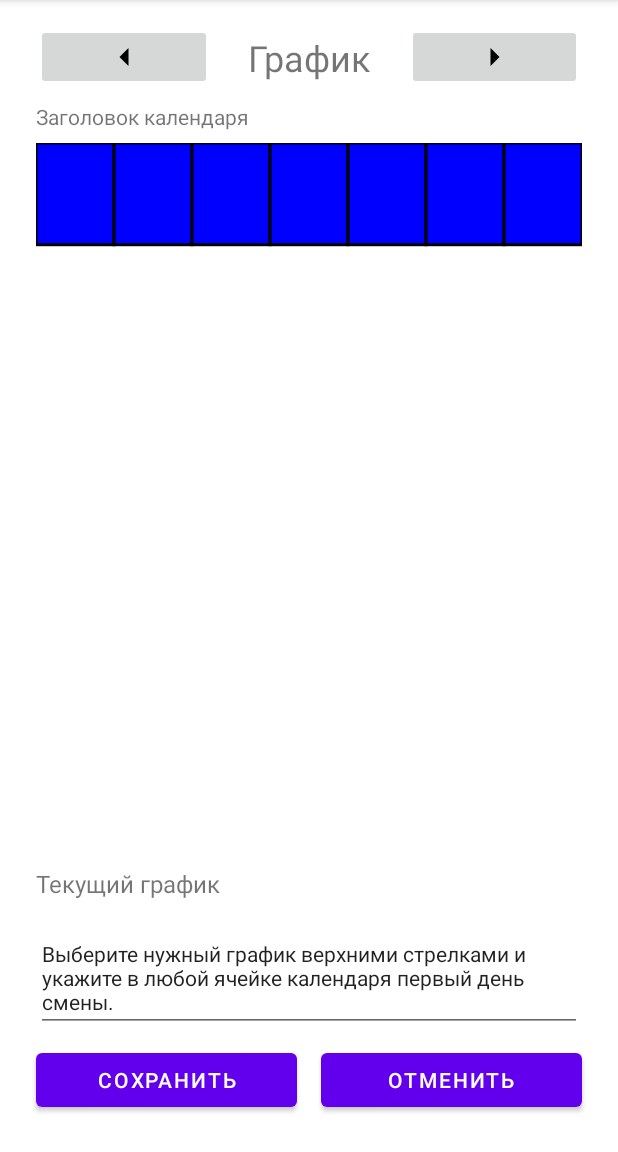
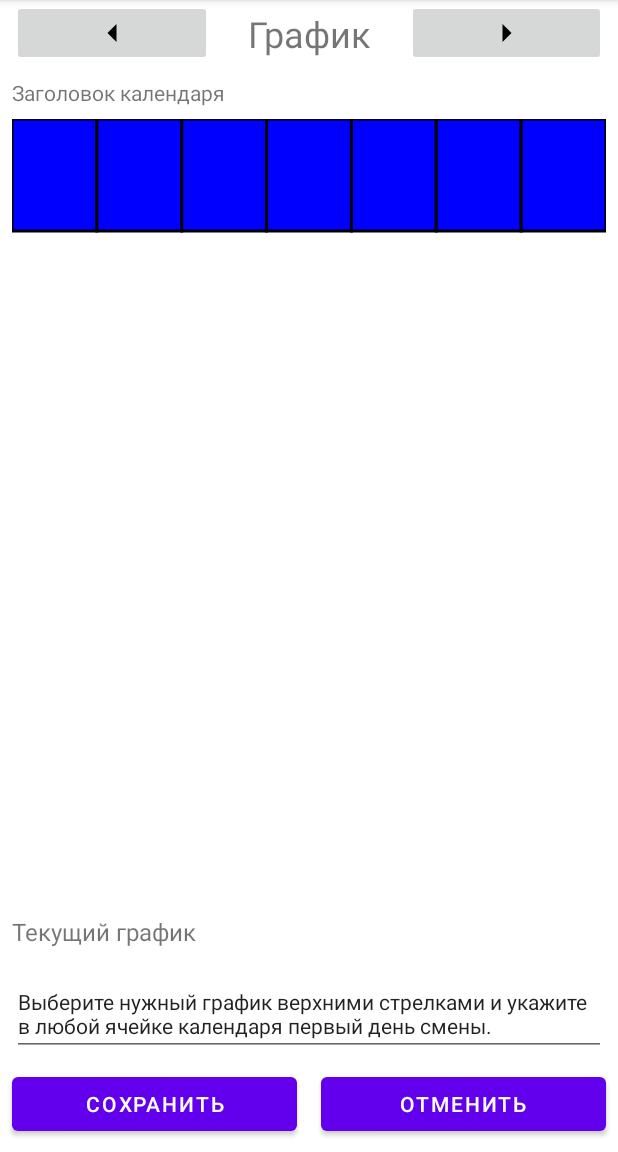
Before and after one commit to MrDemonid/Work-Calendar, an Android app: the SettingSchedulesOffsetsActivity screen opened directly, with no data from a screen before it, on a phone screen of 412 x 824 dp, the part 84-1236 px from its top. Run offline under Robolectric (Android 15) with nearby library versions, the phone set to English and light mode, and no system bars; 1 statement that could not run was skipped.

Commit message:
fix landscapes

```diff
--- a/app/src/main/res/layout-land/activity_main.xml
+++ b/app/src/main/res/layout-land/activity_main.xml
@@ -21,17 +21,15 @@ tools:context=".MainActivity">
     app:layout_constraintStart_toStartOf="parent"
     app:layout_constraintTop_toTopOf="parent" />
 
-<!-- Кнопка настроек -->
-<ImageButton
-    android:id="@+id/buttonSettings"
-    android:layout_width="40dp"
-    android:layout_height="wrap_content"
-    android:background="?android:attr/selectableItemBackground"
-    android:contentDescription="@string/settings"
-    android:src="@android:drawable/ic_menu_preferences"
-    app:layout_constraintBottom_toTopOf="@+id/sideControls"
-    app:layout_constraintEnd_toEndOf="parent"
-    app:layout_constraintTop_toTopOf="@id/title" />
+<!--&lt;!&ndash; Кнопка настроек &ndash;&gt;-->
+<!--    <ImageButton-->
+<!--        android:id="@+id/buttonSettings"-->
+<!--        android:layout_width="40dp"-->
+<!--        android:layout_height="wrap_content"-->
+<!--        android:background="?android:attr/selectableItemBackground"-->
+<!--        android:contentDescription="@string/settings"-->
+<!--        android:src="@android:drawable/ic_menu_preferences"-->
+<!--        app:layout_constraintEnd_toEndOf="parent" />-->
 
 <!-- Таблица -->
 <mr.demonid.workcalendar.views.WorkCalendarView
--- /dev/null
+++ b/app/src/main/res/layout-land/activity_settings_modes.xml
@@ -0,0 +1,127 @@
+<?xml version="1.0" encoding="utf-8"?>
+<androidx.constraintlayout.widget.ConstraintLayout
+    xmlns:android="http://schemas.android.com/apk/res/android"
+    xmlns:app="http://schemas.android.com/apk/res-auto"
+    xmlns:tools="http://schemas.android.com/tools"
+    android:layout_width="match_parent"
+    android:layout_height="match_parent"
+    tools:context=".SettingSchedulesOffsetsActivity" >
+
+    <androidx.constraintlayout.widget.Guideline
+        android:id="@+id/guideline"
+        android:layout_width="wrap_content"
+        android:layout_height="wrap_content"
+        android:orientation="vertical"
+        app:layout_constraintGuide_percent="0.4" />
+
+    <TextView
+        android:id="@+id/titleCalendarTheme"
+        android:layout_width="0dp"
+        android:layout_height="wrap_content"
+        android:text="Заголовок календаря"
+        android:textSize="18sp"
+        android:layout_margin="8dp"
+        app:layout_constraintStart_toStartOf="parent"
+        app:layout_constraintEnd_toStartOf="@id/guideline"
+        app:layout_constraintTop_toTopOf="parent" />
+
+    <mr.demonid.workcalendar.views.WorkCalendarView
+        android:id="@+id/workCalendarTheme"
+        android:layout_width="0dp"
+        android:layout_height="0dp"
+        android:layout_margin="8dp"
+        app:layout_constraintStart_toStartOf="parent"
+        app:layout_constraintEnd_toStartOf="@id/guideline"
+        app:layout_constraintTop_toBottomOf="@id/titleCalendarTheme"
+        app:layout_constraintBottom_toBottomOf="parent" />
+
+    <LinearLayout
+        android:id="@+id/settingsContainer"
+        android:layout_width="0dp"
+        android:layout_height="0dp"
+        android:orientation="vertical"
+        android:padding="8dp"
+        app:layout_constraintStart_toEndOf="@id/guideline"
+        app:layout_constraintTop_toTopOf="parent"
+        app:layout_constraintEnd_toEndOf="parent"
+        app:layout_constraintBottom_toBottomOf="parent">
+
+        <TextView
+            android:id="@+id/textCurrentTheme"
+            android:layout_width="match_parent"
+            android:layout_height="wrap_content"
+            android:text="Текущий график"
+            android:layout_margin="16dp"
+            android:textSize="16sp" />
+
+        <LinearLayout
+            android:layout_width="match_parent"
+            android:layout_height="wrap_content"
+            android:orientation="horizontal"
+            android:gravity="center_horizontal"
+            android:layout_margin="16dp">
+
+            <ImageButton
+                android:id="@+id/btnPrevTheme"
+                android:layout_width="wrap_content"
+                android:layout_height="wrap_content"
+                app:srcCompat="@drawable/arrow_left" />
+
+            <TextView
+                android:id="@+id/textView3"
+                android:layout_width="wrap_content"
+                android:layout_height="wrap_content"
+                android:text="График"
+                android:textSize="24sp"
+                android:layout_marginStart="8dp"
+                android:layout_marginEnd="8dp" />
+
+            <ImageButton
+                android:id="@+id/btnNextTheme"
+                android:layout_width="wrap_content"
+                android:layout_height="wrap_content"
+                app:srcCompat="@drawable/arrow_right" />
+        </LinearLayout>
+
+
+        <EditText
+            android:id="@+id/editTextTextMultiLine"
+            android:layout_width="match_parent"
+            android:layout_height="wrap_content"
+            android:editable="false"
+            android:focusable="false"
+            android:focusableInTouchMode="false"
+            android:text="Выберите нужный график верхними стрелками и укажите в любой ячейке календаря первый день смены."
+            android:textSize="14sp" />
+
+
+        <!-- Пустое пространство для прижатия кнопок вниз -->
+        <Space
+            android:layout_width="match_parent"
+            android:layout_height="0dp"
+            android:layout_weight="1" />
+
+        <LinearLayout
+            android:layout_width="match_parent"
+            android:layout_height="wrap_content"
+            android:orientation="horizontal"
+            android:gravity="center"
+            android:layout_margin="16dp">
+
+            <Button
+                android:id="@+id/btnSaveTheme"
+                android:layout_width="wrap_content"
+                android:layout_height="wrap_content"
+                android:text="Сохранить"
+                android:layout_marginEnd="16dp" />
+
+            <Button
+                android:id="@+id/btnCancelTheme"
+                android:layout_width="wrap_content"
+                android:layout_height="wrap_content"
+                android:text="Отменить" />
+        </LinearLayout>
+
+    </LinearLayout>
+
+</androidx.constraintlayout.widget.ConstraintLayout>
--- a/app/src/main/res/layout/activity_settings_modes.xml
+++ b/app/src/main/res/layout/activity_settings_modes.xml
@@ -1,18 +1,11 @@
 <?xml version="1.0" encoding="utf-8"?>
-<LinearLayout
+<androidx.constraintlayout.widget.ConstraintLayout
     xmlns:android="http://schemas.android.com/apk/res/android"
     xmlns:app="http://schemas.android.com/apk/res-auto"
     xmlns:tools="http://schemas.android.com/tools"
     android:layout_width="match_parent"
     android:layout_height="match_parent"
-    android:gravity="center_horizontal"
-    android:orientation="vertical"
-    android:padding="16dp"
     tools:context=".SettingSchedulesOffsetsActivity" >
-
-    <androidx.constraintlayout.widget.ConstraintLayout
-        android:layout_width="match_parent"
-        android:layout_height="match_parent">
 
     <TextView
         android:id="@+id/titleCalendarTheme"
@@ -144,6 +137,3 @@
         app:layout_constraintTop_toBottomOf="@+id/textCurrentTheme" />
 
 </androidx.constraintlayout.widget.ConstraintLayout>
-</LinearLayout>
-
-<!--    android:inputType="textMultiLine"-->
```
Lines whose indentation alone changed are shown as unchanged.
